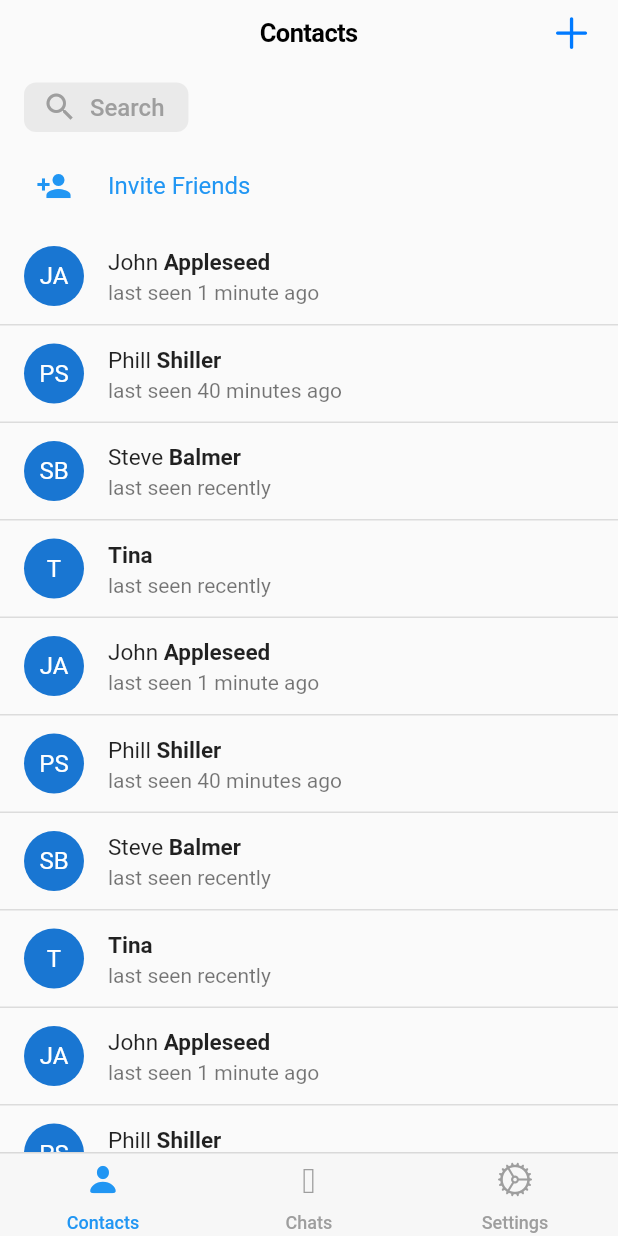
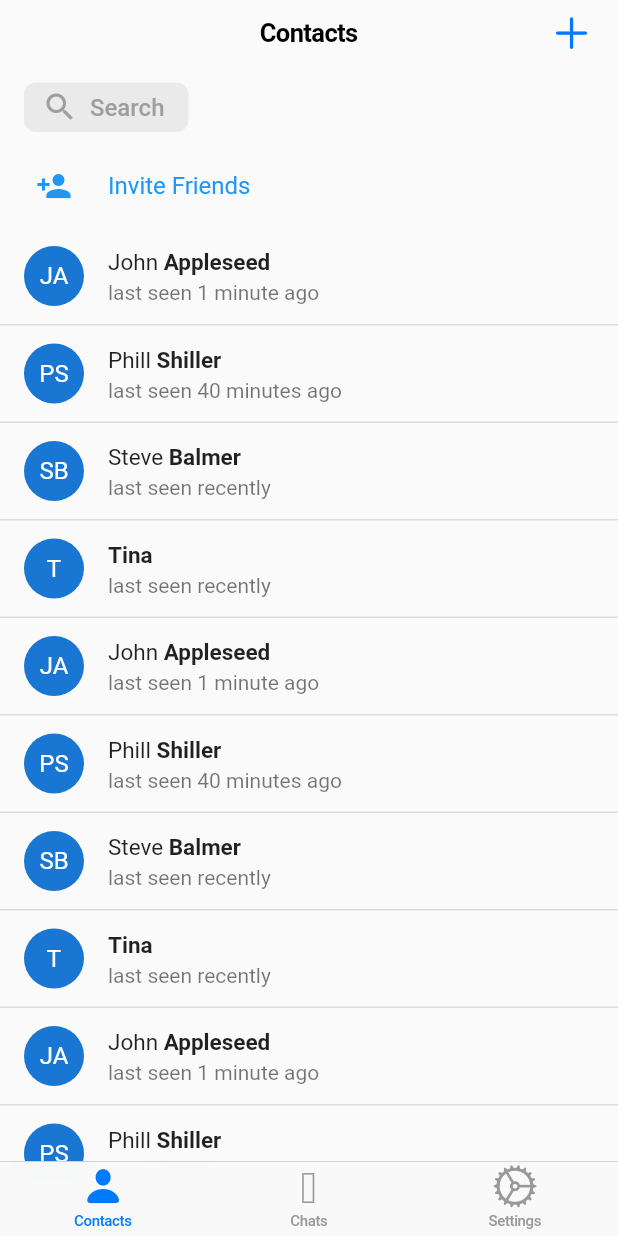
Before and after one commit to abritov/flutter-example-telegram-app, a Flutter app: the screen it shows after launch, on a phone screen of 412 x 824 dp. Run offline on Flutter 3.47's test engine with Material 2 defaults, Android fonts, the phone set to English and light mode, and no system bars.

Commit message:
fix(ui): TabBar -> Cupertino

```diff
--- a/lib/main.dart
+++ b/lib/main.dart
@@ -48,20 +48,15 @@ class _MyHomePageState extends State<MyHomePage>
     _tabController = TabController(initialIndex: 0, length: 3, vsync: this);
   }
 
-  List<Widget> _renderTabs(int index) => [
-        TgBottomTabStateless(
-            icon: CupertinoIcons.person_solid,
-            title: "Contacts",
-            focused: index == 0),
-        TgBottomTabStateless(
+  List<BottomNavigationBarItem> _renderTabs(int index) => [
+        TgBottomTabStateless.createCupertinoTab(
+            icon: CupertinoIcons.person_solid, title: "Contacts"),
+        TgBottomTabStateless.createCupertinoTab(
             icon: IconData(0xf3fc,
                 fontFamily: 'CupertinoIcons', fontPackage: 'cupertino_icons'),
-            title: "Chats",
-            focused: index == 1),
-        TgBottomTabStateless(
-            icon: CupertinoIcons.settings_solid,
-            title: "Settings",
-            focused: index == 2),
+            title: "Chats"),
+        TgBottomTabStateless.createCupertinoTab(
+            icon: CupertinoIcons.settings_solid, title: "Settings"),
       ];
 
   void _updateTabs(int index) {
@@ -99,24 +94,11 @@ class _MyHomePageState extends State<MyHomePage>
       ]),
     ], 3);
     return Scaffold(
-        bottomNavigationBar: Container(
-          decoration: BoxDecoration(
-            color: Color(0xf7f7f7f7),
-            border: Border(
-                top: BorderSide(
-                    width: 1.0, color: Theme.of(context).dividerColor)),
-          ),
-          height: 56.0,
-          child: TabBar(
-            onTap: (index) => _updateTabs(index),
-            controller: _tabController,
-            indicatorColor: Colors.transparent,
-            tabs: _renderTabs(_selectedTabIndex),
-          ),
-        ),
-        appBar: PreferredSize(
-          preferredSize: Size(0.0, 0.0),
-          child: Text(""),
+        bottomNavigationBar: CupertinoTabBar(
+          onTap: (index) => _updateTabs(index),
+          items: _renderTabs(_selectedTabIndex),
+          activeColor: CupertinoColors.activeBlue,
+          currentIndex: _selectedTabIndex,
         ),
         body: TabBarView(
             controller: _tabController,
--- a/lib/widgets/bottomBar.dart
+++ b/lib/widgets/bottomBar.dart
@@ -1,3 +1,4 @@
+import 'package:flutter/cupertino.dart';
 import 'package:flutter/material.dart';
 import 'package:flutter/widgets.dart';
 
@@ -20,6 +21,15 @@ class TgBottomTabStateless extends StatelessWidget {
           title,
           style: TextStyle(
               color: focused ? Colors.blue : Colors.grey, fontSize: 12.0),
+        ));
+  }
+
+  static createCupertinoTab({IconData icon, String title}) {
+    return BottomNavigationBarItem(
+        icon: Icon(icon),
+        title: Text(
+          title,
+          style: TextStyle(fontSize: 12.0),
         ));
   }
 }
```
